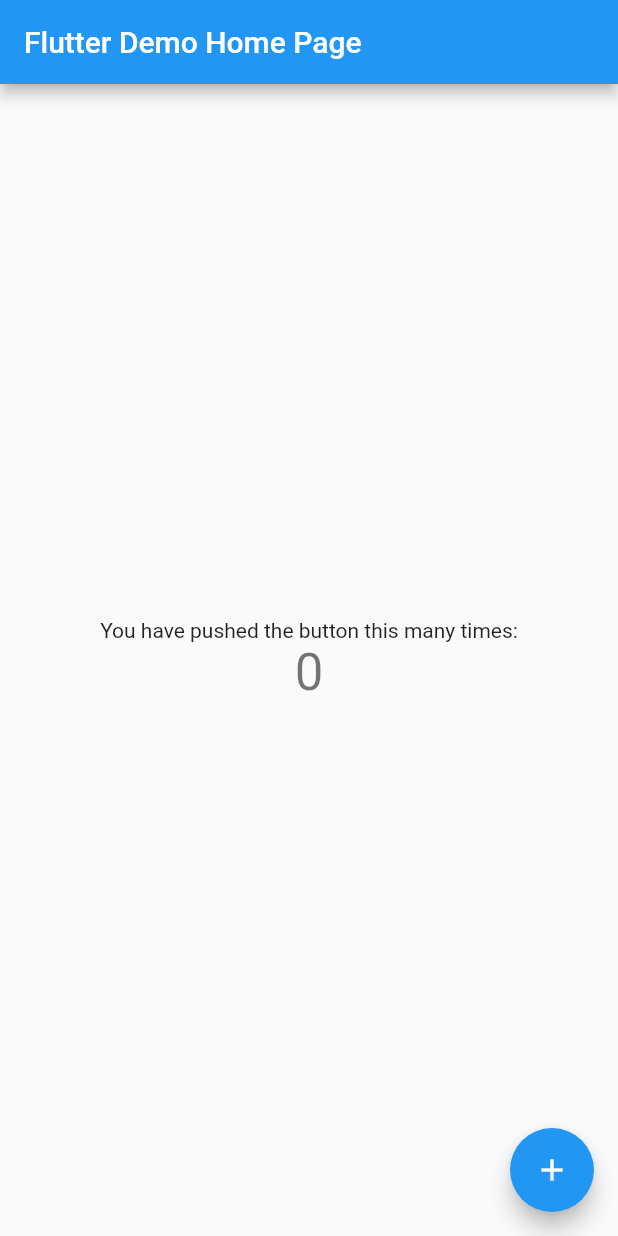
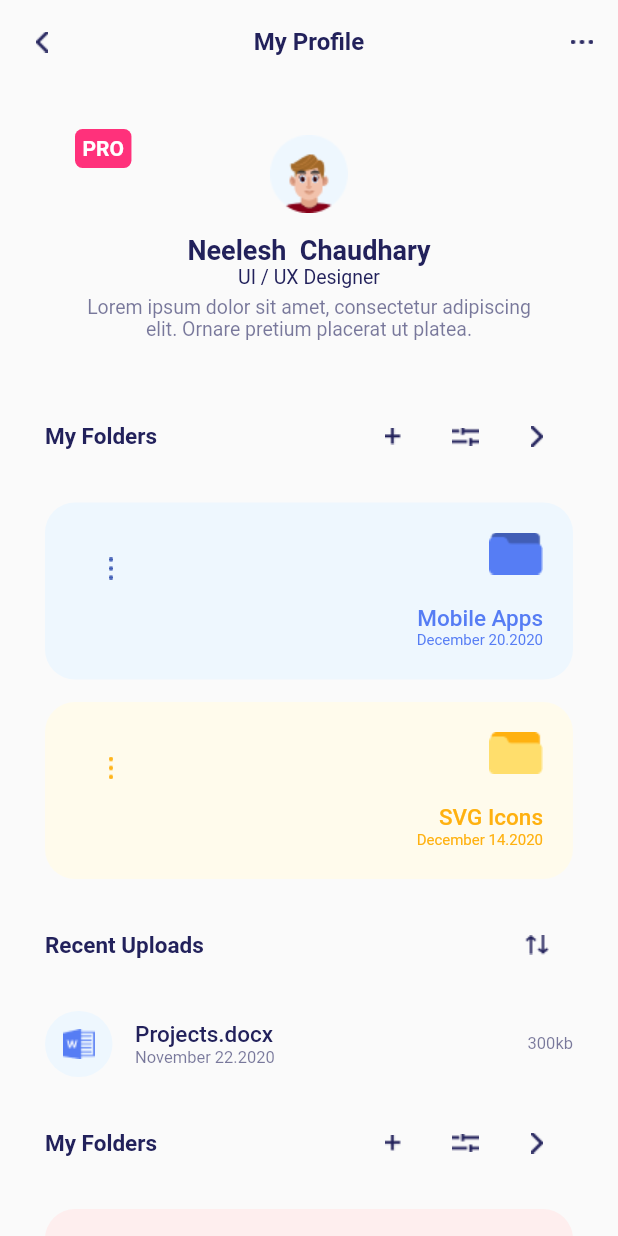
Before and after one commit to lperezp/dirbbox-app-flutter, a Flutter app: the screen it shows after launch, on a phone screen of 412 x 824 dp. Run offline on Flutter 3.47's test engine with Material 2 defaults, Android fonts, the phone set to English and light mode, and no system bars; Roboto replaces fonts that are missing (Gilroy).

Commit message:
feat(profile): add page

```diff
--- a/lib/main.dart
+++ b/lib/main.dart
@@ -1,117 +1,10 @@
 import 'package:flutter/material.dart';
 
-void main() {
-  runApp(MyApp());
-}
+import 'pages/profile-page.dart';
 
-class MyApp extends StatelessWidget {
-  // This widget is the root of your application.
-  @override
-  Widget build(BuildContext context) {
-    return MaterialApp(
-      title: 'Flutter Demo',
-      theme: ThemeData(
-        // This is the theme of your application.
-        //
-        // Try running your application with "flutter run". You'll see the
-        // application has a blue toolbar. Then, without quitting the app, try
-        // changing the primarySwatch below to Colors.green and then invoke
-        // "hot reload" (press "r" in the console where you ran "flutter run",
-        // or simply save your changes to "hot reload" in a Flutter IDE).
-        // Notice that the counter didn't reset back to zero; the application
-        // is not restarted.
-        primarySwatch: Colors.blue,
-        // This makes the visual density adapt to the platform that you run
-        // the app on. For desktop platforms, the controls will be smaller and
-        // closer together (more dense) than on mobile platforms.
-        visualDensity: VisualDensity.adaptivePlatformDensity,
-      ),
-      home: MyHomePage(title: 'Flutter Demo Home Page'),
-    );
-  }
-}
 
-class MyHomePage extends StatefulWidget {
-  MyHomePage({Key key, this.title}) : super(key: key);
-
-  // This widget is the home page of your application. It is stateful, meaning
-  // that it has a State object (defined below) that contains fields that affect
-  // how it looks.
-
-  // This class is the configuration for the state. It holds the values (in this
-  // case the title) provided by the parent (in this case the App widget) and
-  // used by the build method of the State. Fields in a Widget subclass are
-  // always marked "final".
-
-  final String title;
-
-  @override
-  _MyHomePageState createState() => _MyHomePageState();
-}
-
-class _MyHomePageState extends State<MyHomePage> {
-  int _counter = 0;
-
-  void _incrementCounter() {
-    setState(() {
-      // This call to setState tells the Flutter framework that something has
-      // changed in this State, which causes it to rerun the build method below
-      // so that the display can reflect the updated values. If we changed
-      // _counter without calling setState(), then the build method would not be
-      // called again, and so nothing would appear to happen.
-      _counter++;
-    });
-  }
-
-  @override
-  Widget build(BuildContext context) {
-    // This method is rerun every time setState is called, for instance as done
-    // by the _incrementCounter method above.
-    //
-    // The Flutter framework has been optimized to make rerunning build methods
-    // fast, so that you can just rebuild anything that needs updating rather
-    // than having to individually change instances of widgets.
-    return Scaffold(
-      appBar: AppBar(
-        // Here we take the value from the MyHomePage object that was created by
-        // the App.build method, and use it to set our appbar title.
-        title: Text(widget.title),
-      ),
-      body: Center(
-        // Center is a layout widget. It takes a single child and positions it
-        // in the middle of the parent.
-        child: Column(
-          // Column is also a layout widget. It takes a list of children and
-          // arranges them vertically. By default, it sizes itself to fit its
-          // children horizontally, and tries to be as tall as its parent.
-          //
-          // Invoke "debug painting" (press "p" in the console, choose the
-          // "Toggle Debug Paint" action from the Flutter Inspector in Android
-          // Studio, or the "Toggle Debug Paint" command in Visual Studio Code)
-          // to see the wireframe for each widget.
-          //
-          // Column has various properties to control how it sizes itself and
-          // how it positions its children. Here we use mainAxisAlignment to
-          // center the children vertically; the main axis here is the vertical
-          // axis because Columns are vertical (the cross axis would be
-          // horizontal).
-          mainAxisAlignment: MainAxisAlignment.center,
-          children: <Widget>[
-            Text(
-              'You have pushed the button this many times:',
-            ),
-            Text(
-              '$_counter',
-              style: Theme.of(context).textTheme.headline4,
-            ),
-          ],
-        ),
-      ),
-      floatingActionButton: FloatingActionButton(
-        onPressed: _incrementCounter,
-        tooltip: 'Increment',
-        child: Icon(Icons.add),
-      ), // This trailing comma makes auto-formatting nicer for build methods.
-    );
-  }
-}
+void main() => runApp(MaterialApp(
+  debugShowCheckedModeBanner: false,
+  home: ProfilePage(),
+  theme: ThemeData(fontFamily: 'Gilroy'),
+));
--- /dev/null
+++ b/lib/pages/profile-page.dart
@@ -0,0 +1,428 @@
+import 'package:flutter/material.dart';
+
+class ProfilePage extends StatefulWidget {
+  @override
+  _ProfilePageState createState() => _ProfilePageState();
+}
+
+class _ProfilePageState extends State<ProfilePage> {
+  @override
+  Widget build(BuildContext context) {
+    return Scaffold(
+      appBar: AppBar(
+        title: Text(
+          'My Profile',
+          style: TextStyle(
+              color: Color(0xFF22215B),
+              fontSize: 16,
+              fontWeight: FontWeight.w600),
+        ),
+        centerTitle: true,
+        backgroundColor: Colors.transparent,
+        elevation: 0,
+        leading: IconButton(
+          icon: Image.asset('assets/img/vector-left.png'),
+          onPressed: () {},
+        ),
+        actions: <Widget>[
+          IconButton(
+            icon: Image.asset('assets/img/more-options.png'),
+            onPressed: () {},
+          ),
+        ],
+      ),
+      body: ListView(children: <Widget>[
+        Container(
+          margin: EdgeInsets.symmetric(horizontal: 20),
+          decoration: BoxDecoration(borderRadius: BorderRadius.circular(20)),
+          padding: EdgeInsets.all(30),
+          child: Column(
+            children: [
+              Container(
+                child: Stack(
+                  alignment: Alignment.center,
+                  children: [
+                    Container(height: 60),
+                    Positioned(child: Image.asset('assets/img/profile.png')),
+                    Positioned(
+                      left: 0,
+                      top: 0,
+                      child: Container(
+                        padding:
+                        EdgeInsets.symmetric(horizontal: 5, vertical: 5),
+                        child: Text(
+                          'PRO',
+                          style: TextStyle(
+                              color: Colors.white, fontWeight: FontWeight.bold),
+                        ),
+                        decoration: BoxDecoration(
+                            color: Color(0xFFFF317B),
+                            borderRadius: BorderRadius.circular(5)),
+                      ),
+                    )
+                  ],
+                ),
+              ),
+              SizedBox(
+                height: 10,
+              ),
+              Text(
+                'Neelesh  Chaudhary',
+                style: TextStyle(
+                    fontSize: 18,
+                    fontWeight: FontWeight.bold,
+                    color: Color(0XFF22215B)),
+              ),
+              Text(
+                'UI / UX Designer',
+                style: TextStyle(fontSize: 13, color: Color(0XFF22215B)),
+              ),
+              SizedBox(
+                height: 5,
+              ),
+              Text(
+                'Lorem ipsum dolor sit amet, consectetur adipiscing elit. Ornare pretium placerat ut platea.',
+                style: TextStyle(
+                    fontSize: 13, color: Color.fromRGBO(34, 33, 91, 0.6)),
+                textAlign: TextAlign.center,
+              ),
+            ],
+          ),
+        ),
+        Container(
+            padding: EdgeInsets.symmetric(horizontal: 30, vertical: 10),
+            child: Row(
+              mainAxisAlignment: MainAxisAlignment.spaceBetween,
+              children: <Widget>[
+                Text(
+                  'My Folders',
+                  style: TextStyle(
+                    fontSize: 15,
+                    color: Color(0xFF22215B),
+                    fontWeight: FontWeight.w600,
+                  ),
+                ),
+                Row(
+                  children: <Widget>[
+                    IconButton(
+                      icon: Image.asset('assets/img/add.png'),
+                      onPressed: () {},
+                    ),
+                    IconButton(
+                      icon: Image.asset('assets/img/settings.png'),
+                      onPressed: () {},
+                    ),
+                    IconButton(
+                      icon: Image.asset('assets/img/vector-right.png'),
+                      onPressed: () {},
+                    ),
+                  ],
+                ),
+              ],
+            )),
+        Container(
+          padding: EdgeInsets.symmetric(horizontal: 30, vertical: 10),
+          child: Column(
+            children: <Widget>[
+              Container(
+                decoration: BoxDecoration(
+                  color: Color(0xFFEEF7FE),
+                  borderRadius: BorderRadius.circular(20),
+                ),
+                padding: EdgeInsets.all(20),
+                child: Row(
+                  mainAxisAlignment: MainAxisAlignment.spaceBetween,
+                  crossAxisAlignment: CrossAxisAlignment.start,
+                  children: <Widget>[
+                    Column(
+                      children: <Widget>[
+                        IconButton(
+                          icon: Image.asset('assets/img/more-options-v-1.png'),
+                          onPressed: () {},
+                        ),
+                      ],
+                    ),
+                    Column(
+                      crossAxisAlignment: CrossAxisAlignment.end,
+                      children: [
+                        Image.asset('assets/img/folder-1.png'),
+                        SizedBox(height: 20),
+                        Text(
+                          "Mobile Apps",
+                          style: TextStyle(
+                            color: Color(0xFF567DF4),
+                            fontWeight: FontWeight.w500,
+                            fontSize: 15,
+                          ),
+                        ),
+                        Text(
+                          "December 20.2020",
+                          style: TextStyle(
+                            color: Color(0xFF567DF4),
+                            fontSize: 10,
+                          ),
+                        ),
+                      ],
+                    )
+                  ],
+                ),
+              ),
+              SizedBox(
+                height: 15,
+              ),
+              Container(
+                decoration: BoxDecoration(
+                  color: Color(0xFFFFFBEC),
+                  borderRadius: BorderRadius.circular(20),
+                ),
+                padding: EdgeInsets.all(20),
+                child: Row(
+                  mainAxisAlignment: MainAxisAlignment.spaceBetween,
+                  crossAxisAlignment: CrossAxisAlignment.start,
+                  children: <Widget>[
+                    Column(
+                      children: <Widget>[
+                        IconButton(
+                          icon: Image.asset('assets/img/more-options-v-2.png'),
+                          onPressed: () {},
+                        ),
+                      ],
+                    ),
+                    Column(
+                      crossAxisAlignment: CrossAxisAlignment.end,
+                      children: [
+                        Image.asset('assets/img/folder-2.png'),
+                        SizedBox(height: 20),
+                        Text(
+                          "SVG Icons",
+                          style: TextStyle(
+                            color: Color(0xFFFFB110),
+                            fontWeight: FontWeight.w500,
+                            fontSize: 15,
+                          ),
+                        ),
+                        Text(
+                          "December 14.2020",
+                          style: TextStyle(
+                            color: Color(0xFFFFB110),
+                            fontSize: 10,
+                          ),
+                        ),
+                      ],
+                    )
+                  ],
+                ),
+              ),
+            ],
+          ),
+        ),
+        Container(
+            padding: EdgeInsets.symmetric(horizontal: 30, vertical: 10),
+            child: Row(
+              mainAxisAlignment: MainAxisAlignment.spaceBetween,
+              children: <Widget>[
+                Text(
+                  'Recent Uploads',
+                  style: TextStyle(
+                    fontSize: 15,
+                    color: Color(0xFF22215B),
+                    fontWeight: FontWeight.w600,
+                  ),
+                ),
+                Row(
+                  children: <Widget>[
+                    IconButton(
+                      icon: Image.asset('assets/img/sort.png'),
+                      onPressed: () {},
+                    ),
+                  ],
+                ),
+              ],
+            )),
+        Container(
+          padding: EdgeInsets.symmetric(horizontal: 30, vertical: 10),
+          child: Column(
+            children: <Widget>[
+              Container(
+                child: Row(
+                  mainAxisAlignment: MainAxisAlignment.spaceBetween,
+                  children: <Widget>[
+                    Row(
+                      children: <Widget>[
+                        Container(
+                          padding: EdgeInsets.all(12),
+                          decoration: BoxDecoration(
+                            color: Color(0xFFEEF7FE),
+                            borderRadius: BorderRadius.circular(100),
+                          ),
+                          child: Image.asset('assets/img/word.png'),
+                        ),
+                        SizedBox(
+                          width: 15,
+                        ),
+                        Column(
+                          crossAxisAlignment: CrossAxisAlignment.start,
+                          children: <Widget>[
+                            Text(
+                              'Projects.docx',
+                              style: TextStyle(
+                                color: Color(0xFF22215B),
+                                fontSize: 15,
+                                fontWeight: FontWeight.w500,
+                              ),
+                            ),
+                            Text(
+                              'November 22.2020',
+                              style: TextStyle(
+                                color: Color.fromRGBO(34, 33, 91, 0.6),
+                                fontSize: 11,
+                              ),
+                            )
+                          ],
+                        ),
+                      ],
+                    ),
+                    Text(
+                      '300kb',
+                      style: TextStyle(
+                        fontSize: 11,
+                        color: Color.fromRGBO(34, 33, 91, 0.6),
+                      ),
+                    ),
+                  ],
+                ),
+              ),
+            ],
+          ),
+        ),
+        Container(
+            padding: EdgeInsets.symmetric(horizontal: 30, vertical: 10),
+            child: Row(
+              mainAxisAlignment: MainAxisAlignment.spaceBetween,
+              children: <Widget>[
+                Text(
+                  'My Folders',
+                  style: TextStyle(
+                    fontSize: 15,
+                    color: Color(0xFF22215B),
+                    fontWeight: FontWeight.w600,
+                  ),
+                ),
+                Row(
+                  children: <Widget>[
+                    IconButton(
+                      icon: Image.asset('assets/img/add.png'),
+                      onPressed: () {},
+                    ),
+                    IconButton(
+                      icon: Image.asset('assets/img/settings.png'),
+                      onPressed: () {},
+                    ),
+                    IconButton(
+                      icon: Image.asset('assets/img/vector-right.png'),
+                      onPressed: () {},
+                    ),
+                  ],
+                ),
+              ],
+            )),
+        Container(
+          padding: EdgeInsets.symmetric(horizontal: 30, vertical: 10),
+          child: Column(
+            children: <Widget>[
+              Container(
+                decoration: BoxDecoration(
+                  color: Color(0xFFFEEEEE),
+                  borderRadius: BorderRadius.circular(20),
+                ),
+                padding: EdgeInsets.all(20),
+                child: Row(
+                  mainAxisAlignment: MainAxisAlignment.spaceBetween,
+                  crossAxisAlignment: CrossAxisAlignment.start,
+                  children: <Widget>[
+                    Column(
+                      crossAxisAlignment: CrossAxisAlignment.start,
+                      children: [
+                        Image.asset('assets/img/folder-3.png'),
+                        SizedBox(height: 20),
+                        Text(
+                          "Prototypes",
+                          style: TextStyle(
+                            color: Color(0xFFAC4040),
+                            fontWeight: FontWeight.w500,
+                            fontSize: 15,
+                          ),
+                        ),
+                        Text(
+                          "November 22.2020",
+                          style: TextStyle(
+                            color: Color(0xFFAC4040),
+                            fontSize: 10,
+                          ),
+                        ),
+                      ],
+                    ),
+                    Column(
+                      children: <Widget>[
+                        IconButton(
+                          icon: Image.asset('assets/img/more-options-v-3.png'),
+                          onPressed: () {},
+                        ),
+                      ],
+                    ),
+                  ],
+                ),
+              ),
+              SizedBox(
+                height: 15,
+              ),
+              Container(
+                decoration: BoxDecoration(
+                  color: Color(0xFFF0FFFF),
+                  borderRadius: BorderRadius.circular(20),
+                ),
+                padding: EdgeInsets.all(20),
+                child: Row(
+                  mainAxisAlignment: MainAxisAlignment.spaceBetween,
+                  crossAxisAlignment: CrossAxisAlignment.start,
+                  children: <Widget>[
+                    Column(
+                      crossAxisAlignment: CrossAxisAlignment.start,
+                      children: [
+                        Image.asset('assets/img/folder-4.png'),
+                        SizedBox(height: 20),
+                        Text(
+                          "SVG Icons",
+                          style: TextStyle(
+                            color: Color(0xFF23B0B0),
+                            fontWeight: FontWeight.w500,
+                            fontSize: 15,
+                          ),
+                        ),
+                        Text(
+                          "December 14.2020",
+                          style: TextStyle(
+                            color: Color(0xFF23B0B0),
+                            fontSize: 10,
+                          ),
+                        ),
+                      ],
+                    ),
+                    Column(
+                      children: <Widget>[
+                        IconButton(
+                          icon: Image.asset('assets/img/more-options-v-1.png'),
+                          onPressed: () {},
+                        ),
+                      ],
+                    ),
+                  ],
+                ),
+              ),
+            ],
+          ),
+        ),
+      ]),
+    );
+  }
+}
```
